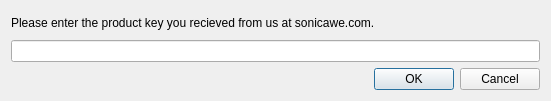
The window that sawe/enterlicense.ui (gustafsson/freq) describes before a commit, drawn with Qt 5.
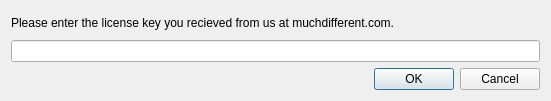
The same window after the commit.

Commit message: It's a license key, not product key. And the url is muchdifferent.com, not sonicawe.com.

What changed in the file:
```diff
--- a/sawe/enterlicense.ui
+++ b/sawe/enterlicense.ui
@@ -17,7 +17,7 @@
    <item row="0" column="0">
     <widget class="QLabel" name="label">
      <property name="text">
-      <string>Please enter the product key you recieved from us at sonicawe.com.</string>
+      <string>Please enter the license key you recieved from us at muchdifferent.com.</string>
      </property>
     </widget>
    </item>
```
The commit also changes 3 other files.
